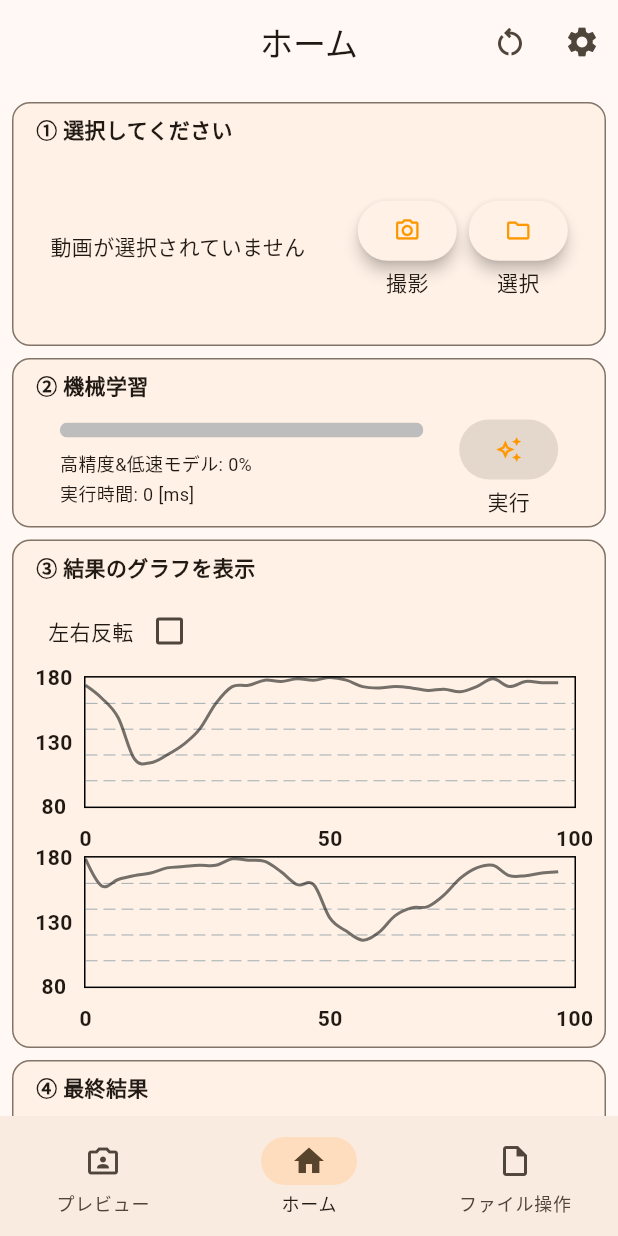
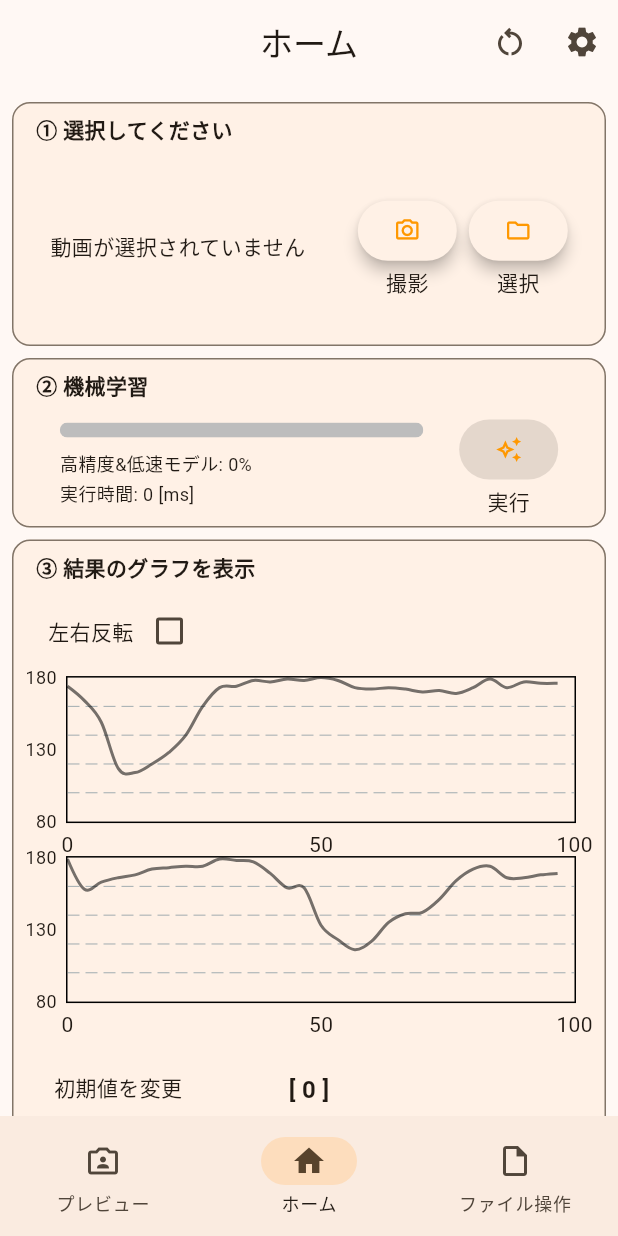
Before and after one commit to HarumaIto/walking_analysis, a Flutter app: the screen it shows after launch, after a tap on "スキップ", after a tap on "アプリへ", on a phone screen of 412 x 824 dp. Run offline on Flutter 3.47's test engine with Material 2 defaults, Android fonts, the phone set to English and light mode, and no system bars; drawn by our look-alikes of fl_chart; our stand-ins replace camera, csv, firebase_core, firebase_crashlytics, flutter_native_splash, flutter_riverpod and 7 more; missing offline and left inert: flutter_ffmpeg, fraction, google_mlkit_pose_detection, video_thumbnail; accounts and stored records are empty; network calls fail.

Commit message:
グラフの初期位置を任意に調整できるようにした

```diff
--- a/lib/home_view_model/chart_view_model.dart
+++ b/lib/home_view_model/chart_view_model.dart
@@ -1,3 +1,4 @@
+import 'package:flutter/foundation.dart';
 import 'package:flutter/material.dart';
 import 'package:flutter_riverpod/flutter_riverpod.dart';
 import 'package:walking_analysis/model/global_variable.dart';
@@ -5,19 +6,32 @@ import 'package:walking_analysis/model/global_variable.dart';
 import '../state/home_providers.dart';
 import '../widget/complex_chart.dart';
 
-class ChartViewModel extends ConsumerStatefulWidget {
+class ChartViewModel extends ConsumerWidget {
   const ChartViewModel({Key? key}) : super(key: key);
 
-  @override
-  ChartViewModelState createState() => ChartViewModelState();
-}
-
-class ChartViewModelState extends ConsumerState {
+  List shiftArray(List sourceData, int deletionEnd) {
+    if (sourceData.isEmpty || deletionEnd==0) return sourceData;
+    sourceData.removeRange(1, deletionEnd);
+    return sourceData;
+  }
 
   @override
-  Widget build(BuildContext context) {
+  Widget build(BuildContext context, WidgetRef ref) {
+    // Material Design 3 の色を取得できる (primary, secondaryなど)
+    final ThemeData theme = Theme.of(context);
+    final ColorScheme colorScheme = theme.colorScheme;
+
     bool isChecked = ref.watch(isCheckReversal);
-    List dataList = ref.watch(dataListProvider).dataList;
+    int positionSlider = ref.watch(positionSliderProvider);
+    // 同じ配列を参照するのを防ぐため別の配列にコピーする（=の代入ではだめ）
+    List sourceList = [...ref.watch(dataListProvider).dataList];
+    List dataList = shiftArray(sourceList, positionSlider.abs());
+    // build中のreBuildを防ぐため + 無駄な再描画を防ぐif文
+    if (!listEquals(ref.watch(dataListProvider).configuredDataList, dataList)) {
+      WidgetsBinding.instance.addPostFrameCallback((_) {
+        ref.read(dataListProvider.notifier).setConfiguredData(dataList);
+      });
+    }
 
     return Column(
       children: [
@@ -38,8 +52,51 @@ class ChartViewModelState extends ConsumerState {
           ),
         ),
         ComplexChart(dataList: dataList, showComparisonData: true,),
+        Container(
+          padding: const EdgeInsets.all(8),
+          child: Column(
+            children: [
+              const SizedBox(height: 16,),
+              Stack(
+                children: [
+                  Container(
+                    margin: const EdgeInsets.only(left: 12),
+                    child: const Align(
+                      alignment:Alignment.centerLeft,
+                      child: Text('初期値を変更',),
+                    ),
+                  ),
+                  Align(
+                    alignment:Alignment.center,
+                    child: Text(
+                      '[ ${positionSlider.toString()} ]',
+                      style: const TextStyle(fontWeight: FontWeight.bold, fontSize: 16),
+                    ),
+                  ),
+                ],
+              ),
+              SliderTheme(
+                data: SliderTheme.of(context).copyWith(
+                  inactiveTrackColor: colorScheme.primary.withOpacity(0.08),
+                  activeTrackColor: colorScheme.primary.withOpacity(0.08),
+                  thumbColor: Colors.orange,
+                  overlayColor: Colors.orange[100],
+                  thumbShape: const RoundSliderThumbShape(enabledThumbRadius: 8),
+                  overlayShape: const RoundSliderOverlayShape(overlayRadius: 16),
+                ),
+                child: Slider(
+                  value: positionSlider.toDouble(),
+                  min: sourceList.isNotEmpty || ref.watch(saveVideoStateProvider) ? -(sourceList.length.toDouble()) : 0,
+                  max: 0,
+                  onChanged: (value) {
+                    ref.read(positionSliderProvider.notifier).state = value.round();
+                  },
+                ),
+              ),
+            ],
+          ),
+        ),
       ],
     );
   }
-
 }
--- a/lib/home_view_model/ml_view_model.dart
+++ b/lib/home_view_model/ml_view_model.dart
@@ -15,7 +15,7 @@ class SettingItem {
 }
 
 class MlViewModel extends ConsumerWidget {
-  MlViewModel({Key? key}) : super(key: key);
+  const MlViewModel({Key? key}) : super(key: key);
 
   @override
   Widget build(BuildContext context, WidgetRef ref) {
--- a/lib/home_view_model/prepare_view_model.dart
+++ b/lib/home_view_model/prepare_view_model.dart
@@ -10,7 +10,6 @@ import '../model/video_file_path.dart';
 import '../repository/thumbnail_repository.dart';
 import '../repository/permission_repository.dart';
 import '../screen/introduction/explain_condition.dart';
-import '../screen/main_page.dart';
 import '../screen/trimming_page.dart';
 import '../state/home_providers.dart';
 import '../utility/file_processor.dart';
@@ -69,12 +68,9 @@ class PrepareViewModel extends ConsumerWidget {
                         if (source == ImageSource.camera) saveVideoTaken(xFile.path);
                         // ログ用のサムネイルを作成
                         createThumbnail(xFile.path);
-                        Navigator.pop(context);
+                        Navigator.pop(context); // ダイアログを閉じる
                         ref.read(processStateProvider.notifier).state = true;
-                        Navigator.of(context).pushAndRemoveUntil(
-                            MaterialPageRoute(
-                              builder: (_) => const MyMainPage(),
-                            ), (_) => false);
+                        Navigator.pop(context); // 説明ページを閉じる
                       },
                     ),
                     TextButton(
--- a/lib/home_view_model/result_view_model.dart
+++ b/lib/home_view_model/result_view_model.dart
@@ -45,10 +45,13 @@ class ResultViewModel extends ConsumerWidget {
     理由 : widgetのビルド中に状態を変更して、エラーが発生する
           機械学習処理で追加されるデータを複数ViewModelで参照し、同じタイミングで
           再描画しようとして発生するエラーに対応するため
+          さらに、再描画が続くのでif分で制御
      */
-    WidgetsBinding.instance.addPostFrameCallback((_) {
-      ref.read(scoreProvider.notifier).state = score;
-    });
+    if (ref.watch(scoreProvider) != score) {
+      WidgetsBinding.instance.addPostFrameCallback((_) {
+        ref.read(scoreProvider.notifier).state = score;
+      });
+    }
   }
 
   // データ抽出
@@ -61,8 +64,8 @@ class ResultViewModel extends ConsumerWidget {
     return results;
   }
 
+  // 動画保存用ダイアログ
   void saveVideoDialog(BuildContext context) async {
-    // 動画保存用ダイアログ
     DateTime now = DateTime.now();
     String formattedDate = intl.DateFormat('yyyy-MM-dd–hh-mm-ss').format(now);
     String newFileName = formattedDate;
@@ -128,10 +131,10 @@ class ResultViewModel extends ConsumerWidget {
   @override
   Widget build(BuildContext context, WidgetRef ref) {
     ref.watch(isCheckReversal);
-    String score = ref.watch(scoreProvider);
-    List dataList = ref.watch(dataListProvider).dataList;
+    List dataList = ref.watch(dataListProvider).configuredDataList;
     saveVideoState = ref.watch(saveVideoStateProvider);
     if (dataList.isNotEmpty) processResult(dataList, ref);
+    String score = ref.watch(scoreProvider);
 
     return Row(
       mainAxisAlignment: MainAxisAlignment.spaceEvenly,
--- a/lib/repository/fl_chart_repository.dart
+++ b/lib/repository/fl_chart_repository.dart
@@ -82,10 +82,7 @@ class FlChartRepository {
 
   // 左のタイトルに表示するテキストを設定
   Widget _leftTitleWidgets(double value, TitleMeta meta) {
-    const style = TextStyle(
-      fontWeight: FontWeight.bold,
-      fontSize: 14,
-    );
+    const style = TextStyle(fontSize: 12,);
     String text;
     switch (value.toInt()) {
       case 80:
@@ -101,7 +98,11 @@ class FlChartRepository {
         return Container();
     }
 
-    return Text(text, style: style, textAlign: TextAlign.center);
+    return SideTitleWidget(
+      axisSide: meta.axisSide,
+      space: 6,
+      child: Text(text, style: style, textAlign: TextAlign.center),
+    );
   }
 
   // 左のタイトルの設定
@@ -109,15 +110,12 @@ class FlChartRepository {
     getTitlesWidget: _leftTitleWidgets,
     showTitles: true,
     interval: 1,
-    reservedSize: 40,
+    reservedSize: 28,
   );
 
   // 下のタイトルに表示するテキストの設定
   Widget _bottomTitleWidgets(double value, TitleMeta meta) {
-    const style = TextStyle(
-      fontWeight: FontWeight.bold,
-      fontSize: 14,
-    );
+    const style = TextStyle(fontSize: 14,);
     Widget text;
     switch (value.toInt()) {
       case 0:
@@ -136,7 +134,7 @@ class FlChartRepository {
 
     return SideTitleWidget(
       axisSide: meta.axisSide,
-      space: 10,
+      space: 4,
       child: text,
     );
   }
@@ -144,7 +142,6 @@ class FlChartRepository {
   // 下のタイトルを設定
   SideTitles get _bottomTitles => SideTitles(
     showTitles: true,
-    reservedSize: 32,
     interval: 1,
     getTitlesWidget: _bottomTitleWidgets,
   );
--- a/lib/repository/restart_repository.dart
+++ b/lib/repository/restart_repository.dart
@@ -9,6 +9,7 @@ class RestartRepository {
     ref.read(prepareStateProvider.notifier).state = true;
     ref.read(processStateProvider.notifier).state = false;
     ref.read(progressValProvider.notifier).reset();
+    ref.read(positionSliderProvider.notifier).state = 0;
     ref.read(dataListProvider.notifier).reset();
     ref.read(scoreProvider.notifier).state = '-----';
     ref.read(saveVideoStateProvider.notifier).state = false;
--- a/lib/screen/introduction/explain_condition.dart
+++ b/lib/screen/introduction/explain_condition.dart
@@ -137,7 +137,7 @@ class ExplainConditionState extends State<ExplainCondition> {
                   }
                 });
               },
-              onDone: (){
+              onDone: () {
                 const PrepareViewModel().getVideo(widget.source, widget.ref, context);
               },
               back: const Text(
--- a/lib/screen/view/home_page.dart
+++ b/lib/screen/view/home_page.dart
@@ -52,7 +52,7 @@ class HomePage extends ConsumerWidget {
             ),
             CardTemplate(
                 title: '③ 結果のグラフを表示',
-                child: const ChartViewModel()
+                child: ChartViewModel()
             ),
             CardTemplate(
                 title: '④ 最終結果',
--- a/lib/state/home_providers.dart
+++ b/lib/state/home_providers.dart
@@ -42,6 +42,9 @@ final mlStateProvider = StateProvider((_) => '');
 // プログレスバー用
 final progressValProvider = ChangeNotifierProvider((_) => ProgressValModel());
 
+// chartのデータの初期位置を変更
+final positionSliderProvider = StateProvider((_) => 0);
+
 // chartで使うデータ用
 final dataListProvider = ChangeNotifierProvider((_) => DataListModel());
 
@@ -51,6 +54,7 @@ final scoreProvider = StateProvider((_) => '-----');
 // 結果の設定用
 final isCheckReversal = StateProvider((_) => false);
 
+// 入力動画のサムネイル用
 final inputThumbProvider = ChangeNotifierProvider((_) => InputThumbModel());
 
 class InputThumbModel extends ChangeNotifier {
@@ -98,14 +102,21 @@ class ProgressValModel extends ChangeNotifier {
 
 class DataListModel extends ChangeNotifier {
   List dataList = [];
+  List configuredDataList = [];
 
   void setValue(List list) {
     dataList = list;
     notifyListeners();
   }
 
+  void setConfiguredData(List list) {
+    configuredDataList = list;
+    notifyListeners();
+  }
+
   void reset() {
     dataList = [];
+    configuredDataList = [];
     notifyListeners();
   }
 }
--- a/lib/widget/original_icon_button.dart
+++ b/lib/widget/original_icon_button.dart
@@ -16,10 +16,10 @@ class OriginalIconButton extends StatelessWidget {
     final List<Widget> _children = [
       ElevatedButton(
         onPressed: onPressed,
-        child: Icon(icon, color: Colors.orange),
         style: ElevatedButton.styleFrom(
           elevation: 4,
         ),
+        child: Icon(icon, color: Colors.orange),
       ),
       text,
     ];
```
